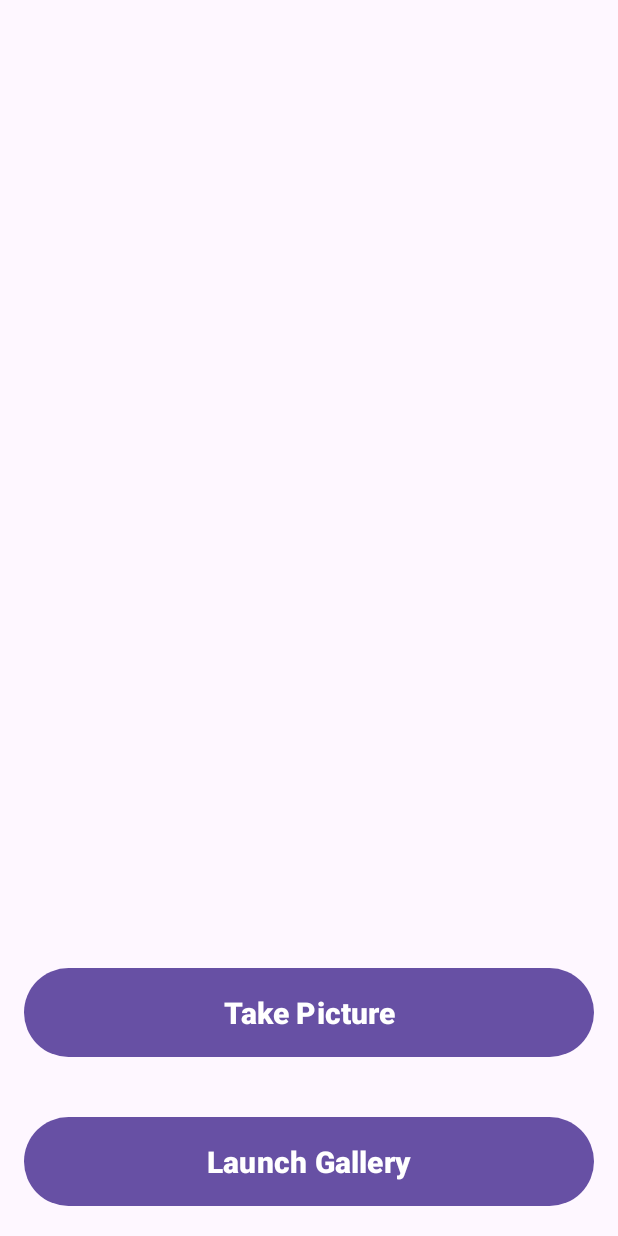
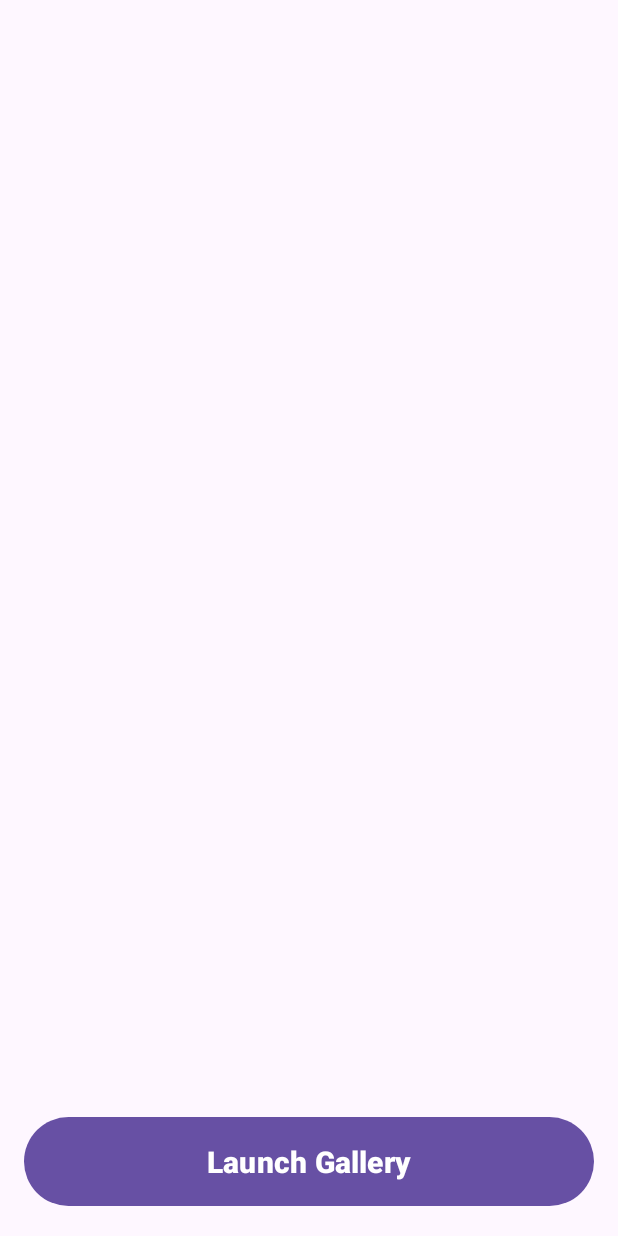
Before and after one commit to A-K-x-hata/mini-project, an Android app: the home_activity screen opened directly, with no data from a screen before it, on a phone screen of 412 x 824 dp. Run offline under Robolectric (Android 15) with nearby library versions, the phone set to English and light mode, and no system bars; libraries missing offline, so code that uses them is left out: org.tensorflow.lite.

Commit message:
home activity changes

```diff
--- a/app/src/main/java/com/example/skinlesionfinal/home_activity.java
+++ b/app/src/main/java/com/example/skinlesionfinal/home_activity.java
@@ -37,25 +37,12 @@ public class home_activity extends AppCompatActivity {
     protected void onCreate(Bundle savedInstanceState) {
         super.onCreate(savedInstanceState);
         setContentView(R.layout.activity_home);
-
-        camera = findViewById(R.id.button2forhome);
         gallery = findViewById(R.id.button1forhome);
 
         result = findViewById(R.id.result);
         result2 = findViewById(R.id.result2);
         imageView = findViewById(R.id.imageView1);
 
-        camera.setOnClickListener(new View.OnClickListener() {
-            @Override
-            public void onClick(View view) {
-                if (checkSelfPermission(Manifest.permission.CAMERA) == PackageManager.PERMISSION_GRANTED) {
-                    Intent cameraIntent = new Intent(MediaStore.ACTION_IMAGE_CAPTURE);
-                    startActivityForResult(cameraIntent, 3);
-                } else {
-                    requestPermissions(new String[]{Manifest.permission.CAMERA}, 100);
-                }
-            }
-        });
 
         gallery.setOnClickListener(new View.OnClickListener() {
             @Override
--- a/app/src/main/res/layout/activity_home.xml
+++ b/app/src/main/res/layout/activity_home.xml
@@ -24,23 +24,7 @@
         android:layout_marginEnd="32dp"/>
 
     <!-- Camera Button -->
-    <Button
-        android:id="@+id/button2forhome"
-        android:layout_width="match_parent"
-        android:layout_height="wrap_content"
-        android:layout_above="@id/button1forhome"
-        android:layout_centerHorizontal="true"
-        android:layout_marginStart="16dp"
-        android:layout_marginTop="16dp"
-        android:layout_marginEnd="16dp"
-        android:layout_marginBottom="16dp"
 
-        android:padding="16dp"
-        android:text="Take Picture"
-        android:textAllCaps="false"
-        android:textColor="@android:color/white"
-        android:textSize="20sp"
-        android:textStyle="bold" />
 
     <!-- Image View -->
     <ImageView
```
